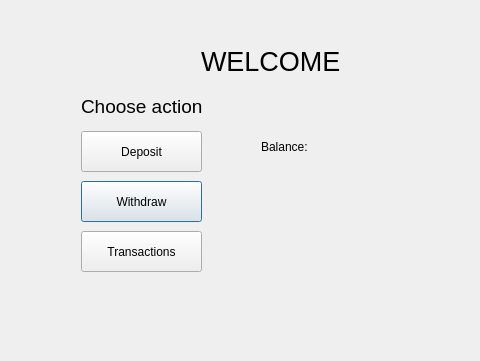
The window that bank-automat/gui/accountview.ui (25kmo-project/group_11) describes before a commit, drawn with Qt 5; both pictures show x 0 to 480 and y 0 to 361 of the 750 by 600 pixel window.
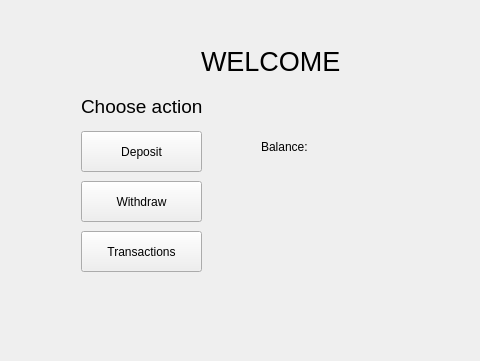
The same window after the commit.

Commit message: WIP:converted_dialog_to_widgets

Diff of the .ui file:
```diff
--- a/bank-automat/gui/accountview.ui
+++ b/bank-automat/gui/accountview.ui
@@ -1,7 +1,7 @@
 <?xml version="1.0" encoding="UTF-8"?>
 <ui version="4.0">
  <class>AccountView</class>
- <widget class="QDialog" name="AccountView">
+ <widget class="QWidget" name="AccountView">
   <property name="geometry">
    <rect>
     <x>0</x>
```
The commit also changes 5 other files.
